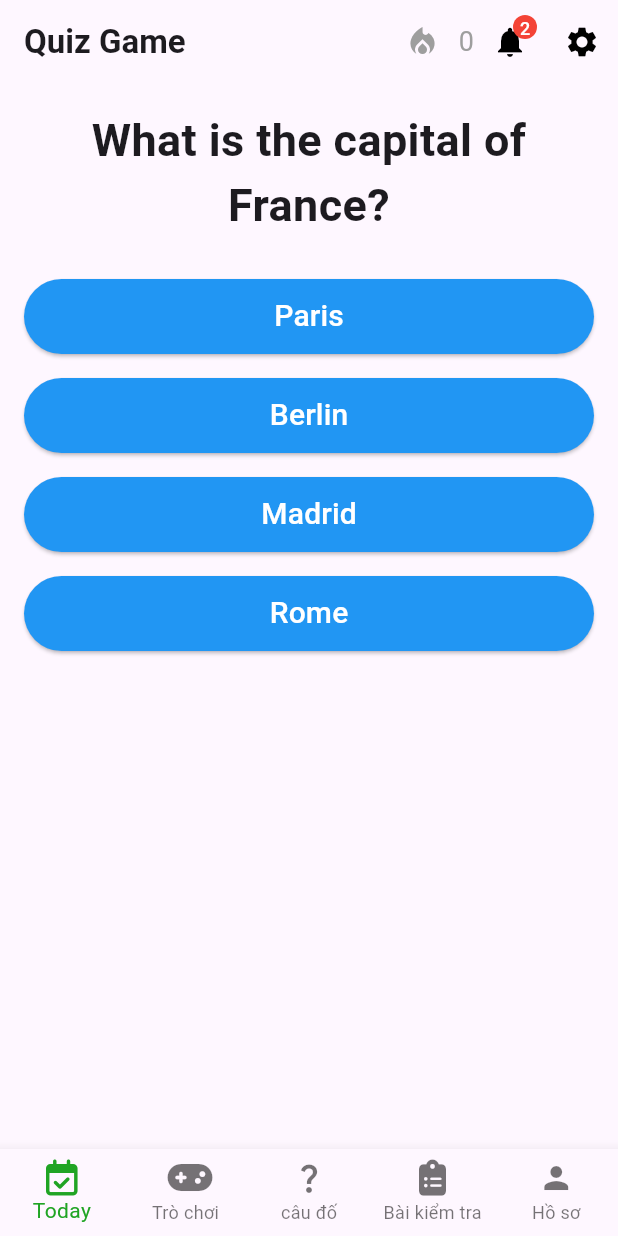
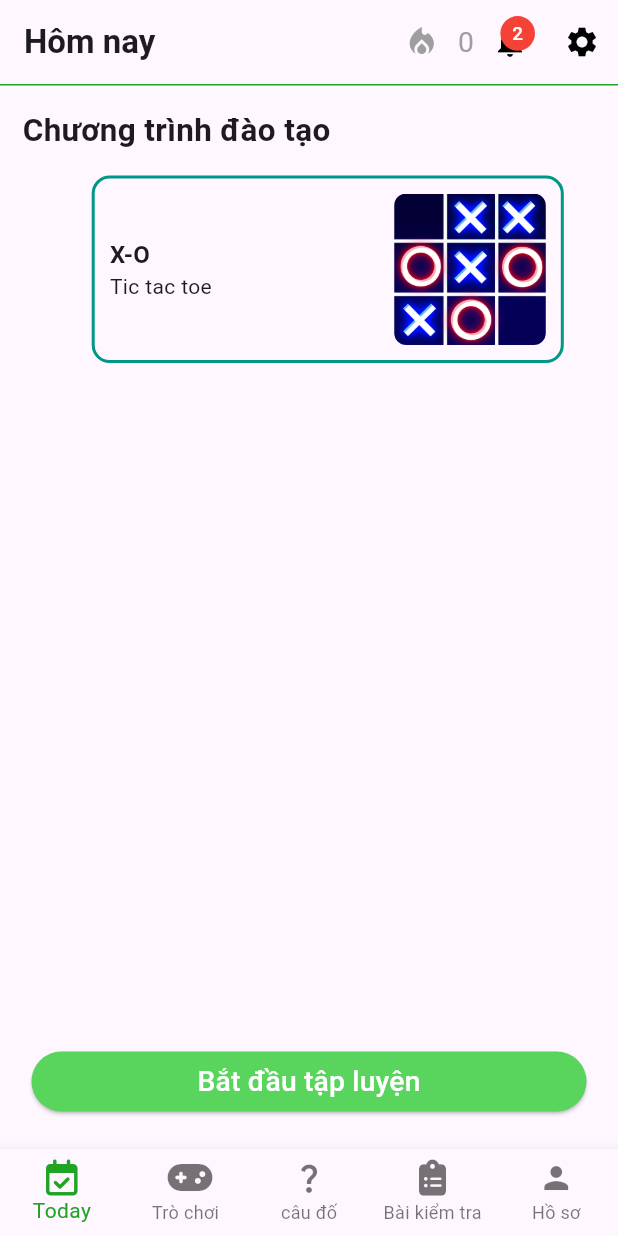
Before and after one commit to luongdangxt/game_caro, a Flutter app: the screen it shows after launch, on a phone screen of 412 x 824 dp. Run offline on Flutter 3.47's test engine with Material 3 defaults, Android fonts, the phone set to English and light mode, and no system bars; our stand-ins replace flutter_screenutil, font_awesome_flutter.

Commit message:
auto size

```diff
--- /dev/null
+++ b/flutter_application_1/lib/UI/today.dart
@@ -0,0 +1,141 @@
+import 'package:flutter_application_1/CaroGame.dart';
+import 'package:flutter_application_1/model/model.dart';
+import 'package:flutter/material.dart';
+import 'package:flutter_screenutil/flutter_screenutil.dart';
+
+class ScreenToday extends StatefulWidget {
+  const ScreenToday({super.key});
+
+  @override
+  State<ScreenToday> createState() => _ScreenTodayState();
+}
+
+class _ScreenTodayState extends State<ScreenToday> {
+  List<itemBox> truongtrinhdaotao = [
+    itemBox(name: 'X-O', description: 'Tic tac toe', urlImg: 'assets/images/gamecaro.png'),
+  ];
+  List<itemBox> trochoithugian = [
+  ];
+  List<itemBox> baitest = [
+  ];
+  @override
+  Widget build(BuildContext context) {
+    return ScreenUtilInit(
+      designSize: Size(392.72, 856.72), // Kích thước thiết kế ban đầu
+      builder: (context, child) {
+        return Scaffold(
+      body: Stack(
+        children: [
+          // Nội dung của bạn
+          SingleChildScrollView(
+            child: Column(
+              children: [
+                const Divider(
+                  color: Color.fromARGB(255, 32, 164, 36),
+                  height: 1,
+                ),
+                truongtrinhdaotao.length > 0 ?newboxToday('Chương trình đào tạo',truongtrinhdaotao) : Container(),
+                trochoithugian.length > 0 ? newboxToday('Trò chơi thư giãn', trochoithugian) : Container(),
+                baitest.length > 0 ? newboxToday('Bài test được khuyên', baitest) : Container(),
+                SizedBox(height: 70.h),
+              ],
+            ),
+          ),
+          Align(
+            alignment: Alignment.bottomCenter,
+            child: Padding(
+              padding: EdgeInsets.all(20.w),
+              child: SizedBox(
+                width: double.infinity, // Cho button chiếm toàn bộ chiều rộng
+                child: ElevatedButton(
+                  style: ElevatedButton.styleFrom(
+                    backgroundColor: const Color.fromARGB(255, 89, 213, 93),
+                  ),
+                  onPressed: (){},
+                  child: Text(
+                    'Bắt đầu tập luyện',
+                    style: TextStyle(fontSize: 18.sp, color: Colors.white),
+                  ),
+                ),
+              ),
+            ),
+          )
+        ],
+      ),
+    );
+      },
+    );
+  }
+
+  Column newboxToday(String nameHead,List<itemBox> items) {
+    return Column(children: [
+      Padding(
+        padding: const EdgeInsets.all(15),
+        child: Align(
+          alignment: Alignment.topLeft,
+          child: Text(
+            nameHead,
+            style: TextStyle(fontSize: 20.sp, fontWeight: FontWeight.bold),
+          ),
+        ),
+      ),
+      for (var i = 0; i < items.length; i++)
+        newitemBox(items[i].name, items[i].description, items[i].urlImg)
+    ]);
+  }
+
+  Padding newitemBox(String nameGame,String desGame,String urlImg) {
+    return Padding(
+      padding: const EdgeInsets.only(left: 25, bottom: 20), // Thay margin bằng padding
+      child: InkWell(
+        onTap: () {
+          Navigator.push(
+          context,
+          MaterialPageRoute(builder: (context) => TicTacToeApp()),
+        );
+        },
+        child: Container(
+          width: 300.w,
+          height: 130.h,
+          padding: const EdgeInsets.all(10.0),
+          decoration: BoxDecoration(
+            border: Border.all(color: Colors.teal, width: 2),
+            borderRadius: BorderRadius.circular(12),
+          ),
+          child:
+              Row(mainAxisAlignment: MainAxisAlignment.spaceBetween, children: [
+              SizedBox(
+              width: 150.w,
+              height: 100.h,
+              child: Column(
+                mainAxisAlignment: MainAxisAlignment.center,
+                children: [
+                  Align(
+                    alignment: Alignment.centerLeft,
+                    child: Text(
+                      nameGame,
+                      style: const TextStyle(fontSize: 16, fontWeight: FontWeight.bold),
+                      softWrap: true,
+                      maxLines: 2,
+                    ),
+                  ),
+                  desGame == '' ? Container() : Align(
+                    alignment: Alignment.centerLeft,
+                    child: Text(desGame),
+                  )
+                ],
+              ),
+            ),
+            ClipRRect(
+              borderRadius: BorderRadius.circular(8), // Bán kính bo góc ảnh
+              child: Image.asset(
+                urlImg, // Đặt hình ảnh của bạn ở đây
+                fit: BoxFit.cover,
+              ),
+            ),
+          ]),
+        )
+      ),
+    );
+  }
+}
--- a/flutter_application_1/lib/main.dart
+++ b/flutter_application_1/lib/main.dart
@@ -1,20 +1,136 @@
 import 'package:flutter/material.dart';
-import 'quiz_screen.dart';
+import 'package:flutter_application_1/UI/game.dart';
+import 'package:flutter_application_1/UI/quest.dart';
+import 'package:flutter_application_1/UI/test.dart';
+import 'package:flutter_application_1/UI/today.dart';
+import 'package:flutter_application_1/UI/user.dart';
+import 'package:flutter_screenutil/flutter_screenutil.dart';
+import 'package:font_awesome_flutter/font_awesome_flutter.dart';
 
 void main() {
-  runApp(const MyApp());
+  runApp(const MaterialApp(
+    debugShowCheckedModeBanner: false,
+    home: MyApp(),
+  ));
 }
 
-class MyApp extends StatelessWidget {
+class MyApp extends StatefulWidget {
   const MyApp({super.key});
 
   @override
+  State<MyApp> createState() => _MyAppState();
+}
+
+class _MyAppState extends State<MyApp> {
+  int indexScreen = 0;
+  List<Widget> screens = [
+    const ScreenToday(),
+    const ScreenGame(),
+    const ScreenQuest(),
+    const ScreenTest(),
+    const ScreenUser()
+  ];
+  List<String> titles = [
+    'Hôm nay',
+    'Trò chơi',
+    'Câu đố',
+    'Bài kiểm tra',
+    'Người dùng'
+  ];
+  @override
   Widget build(BuildContext context) {
-    return MaterialApp(
-      debugShowCheckedModeBanner: false,
-      title: 'Quiz Game',
-      theme: ThemeData(primarySwatch: Colors.green),
-      home: const QuizScreen(),
+    return ScreenUtilInit(
+      designSize: Size(392.72, 856.72), // Kích thước thiết kế ban đầu
+      builder: (context, child) {
+        return Scaffold(
+      appBar: AppBar(
+        centerTitle: false,
+        title: Text(
+          titles[indexScreen],
+          style: const TextStyle(
+            fontWeight: FontWeight.bold
+          ),
+        ),
+        actions: [
+          Row(
+            children: [
+              IconButton(
+                icon: const Icon(Icons.local_fire_department, color: Colors.grey),
+                onPressed: () {},
+              ),
+              Text(
+                '0',
+                style: TextStyle(
+                  color: Colors.grey,
+                  fontSize: 18.sp,
+                ),
+              ),
+              Stack(
+                children: [
+                  IconButton(
+                    icon: const Icon(Icons.notifications, color: Colors.black),
+                    onPressed: () {},
+                  ),
+                  Positioned(
+                    right: 7.w,
+                    top: 7.h,
+                    child: CircleAvatar(
+                      radius: 12.r,
+                      backgroundColor: Colors.red,
+                      child: Text(
+                        '2',
+                        style: TextStyle(
+                          color: Colors.white,
+                          fontSize: 13.h,
+                        ),
+                      ),
+                    ),
+                  ),
+                ],
+              ),
+              IconButton(
+                icon: const Icon(Icons.settings, color: Colors.black),
+                onPressed: () {},
+              ),
+            ],
+          ),
+        ],
+      ),
+      body: screens[indexScreen],
+      bottomNavigationBar: BottomNavigationBar(
+        type: BottomNavigationBarType.fixed,
+        fixedColor: const Color.fromARGB(255, 32, 164, 36),
+        currentIndex: indexScreen,
+        onTap: (e) {
+          setState(() {
+            indexScreen = e;
+          });
+        },
+        items: const <BottomNavigationBarItem>[
+          BottomNavigationBarItem(
+            icon: Icon(FontAwesomeIcons.calendarCheck),
+            label: 'Today',
+          ),
+          BottomNavigationBarItem(
+            icon: Icon(FontAwesomeIcons.gamepad),
+            label: 'Trò chơi',
+          ),
+          BottomNavigationBarItem(
+            icon: Icon(Icons.question_mark),
+            label: 'câu đố',
+          ),
+          BottomNavigationBarItem(
+            icon: Icon(FontAwesomeIcons.clipboardList),
+            label: 'Bài kiểm tra',
+          ),
+          BottomNavigationBarItem(
+            icon: Icon(Icons.person),
+            label: 'Hồ sơ',
+          ),
+        ],
+      ),
+    );
+      },
     );
   }
 }
--- /dev/null
+++ b/flutter_application_1/lib/model/model.dart
@@ -0,0 +1,23 @@
+class itemBox{
+  final String name;
+  final String description;
+  final String urlImg;
+  itemBox({
+    required this.name,
+    required this.description,
+    required this.urlImg,
+  });
+}
+
+class itemBGame{
+  final String name;
+  final String description;
+  final String urlImg;
+  final bool lock;
+  itemBGame({
+    required this.name,
+    required this.description,
+    required this.urlImg,
+    required this.lock,
+  });
+}
--- a/flutter_application_1/pubspec.yaml
+++ b/flutter_application_1/pubspec.yaml
@@ -38,6 +38,7 @@ dependencies:
   flare_flutter: ^3.0.0      # Animation Flare
   lottie: ^2.0.0
   font_awesome_flutter: ^10.4.0           # Animation JSON từ Lottie
+  flutter_screenutil: ^5.9.1
 
 
   # The following adds the Cupertino Icons font to your application.
```
Also changed, not shown: flutter_application_1/lib/UI/game.dart (added, +138 -0 lines), flutter_application_1/lib/UI/quest.dart (added, +104 -0 lines), flutter_application_1/lib/UI/test.dart (added, +26 -0 lines), flutter_application_1/lib/UI/user.dart (added, +26 -0 lines), flutter_application_1/lib/test.dart (+26 -2 lines), flutter_application_1/assets/images/gamecaro.png (added), flutter_application_1/pubspec.lock.
